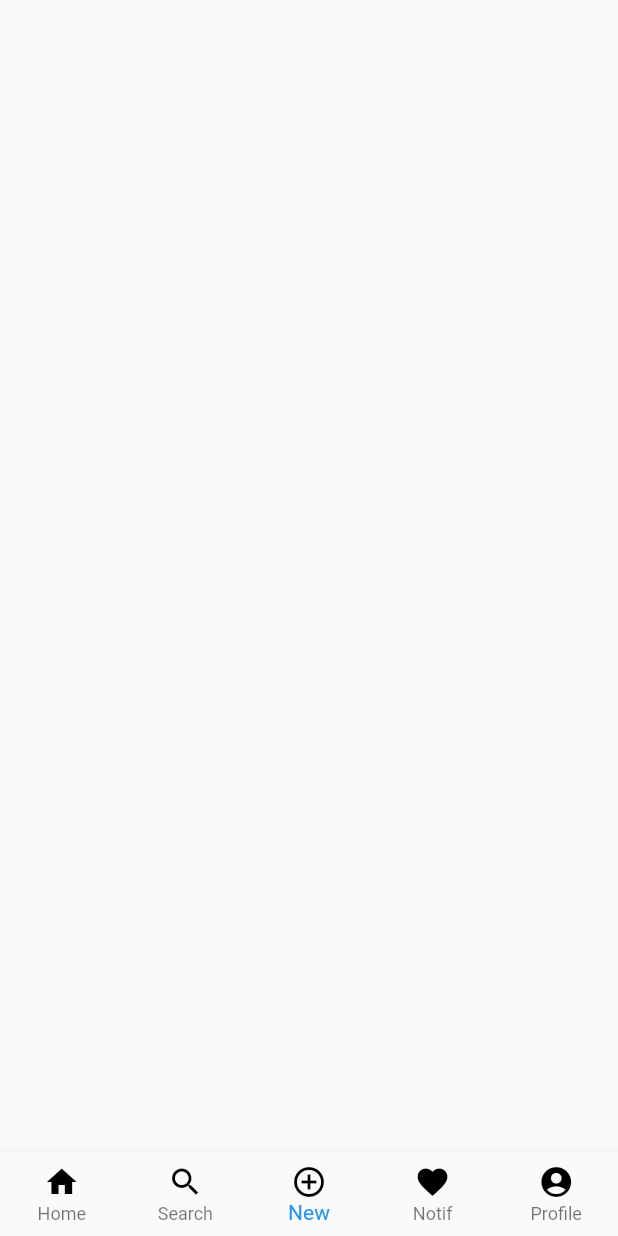
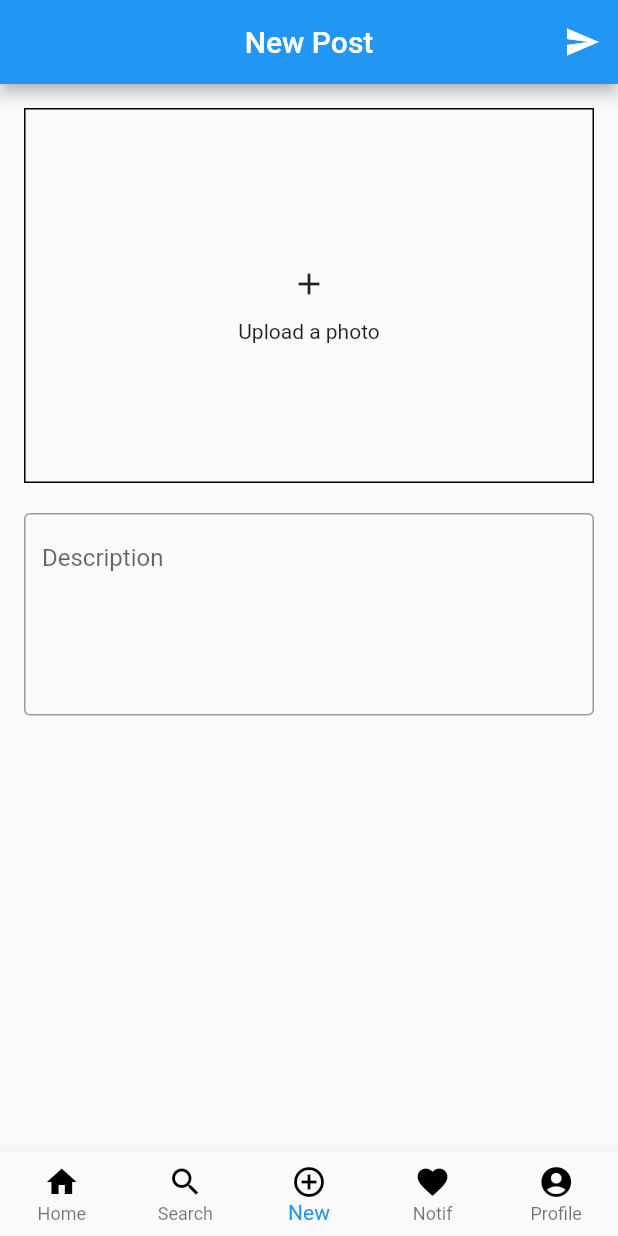
Before and after one commit to Rishabh510/devseek, a Flutter app: the screen it shows after launch, item 3 of the bottom bar chosen, on a phone screen of 412 x 824 dp. Run offline on Flutter 3.47's test engine with Material 2 defaults, Android fonts, the phone set to English and light mode, and no system bars.

Commit message:
lesson_5 complete

```diff
--- a/lib/views/postView.dart
+++ b/lib/views/postView.dart
@@ -3,6 +3,50 @@ import 'package:flutter/material.dart';
 class PostView extends StatelessWidget {
   @override
   Widget build(BuildContext context) {
-    return Container();
+    return Scaffold(
+      appBar: AppBar(
+        centerTitle: true,
+        title: Text('New Post'),
+        actions: [
+          IconButton(icon: Icon(Icons.send), onPressed: () {}),
+        ],
+      ),
+      body: SingleChildScrollView(
+        child: Container(
+          margin: EdgeInsets.all(16),
+          child: Column(
+            crossAxisAlignment: CrossAxisAlignment.stretch,
+            children: [
+              Container(
+                height: 250,
+                padding: EdgeInsets.all(16),
+                decoration: BoxDecoration(
+                  border: Border.all(),
+                ),
+                child: Center(
+                  child: Column(
+                    mainAxisAlignment: MainAxisAlignment.center,
+                    children: [
+                      IconButton(icon: Icon(Icons.add), onPressed: () {}),
+                      Text('Upload a photo'),
+                    ],
+                  ),
+                ),
+              ),
+              SizedBox(
+                height: 20,
+              ),
+              TextField(
+                decoration: InputDecoration(
+                  hintText: 'Description',
+                  border: OutlineInputBorder(),
+                ),
+                maxLines: 5,
+              ),
+            ],
+          ),
+        ),
+      ),
+    );
   }
 }
```
Also changed, not shown: lib/views/notificationsView.dart (+25 -1 lines).
